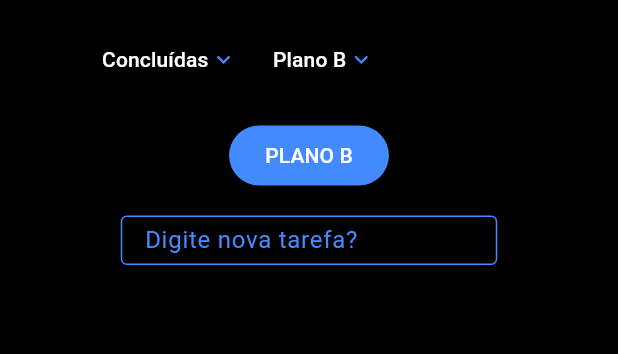
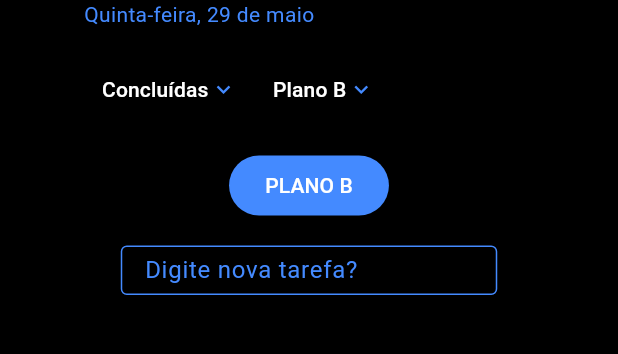
Before and after one commit to victor-nadalini/Routina, a Flutter app: the HomeScreen screen opened by its route, on a phone screen of 412 x 824 dp, the part 149-503 px from its top. Run offline on Flutter 3.47's test engine with Material 3 defaults, Android fonts, the phone set to English and light mode, and no system bars; our stand-ins replace hive, logger; accounts and stored records are empty.

Commit message:
adicionei embaixo do titulo do app a data, hora e mes atual, porem ainda não é em tempo real somente em texto

```diff
--- a/lib/screens/home_screen.dart
+++ b/lib/screens/home_screen.dart
@@ -32,12 +32,23 @@ class _HomeScreenState extends State<HomeScreen> {
             children: [
               // adicionar um subtexto com data e hora de baixo de routina
               Align(
-                alignment: Alignment.topLeft,
-                child: Text(
+                alignment: Alignment.centerLeft,
+                child: Column(
+                  mainAxisSize: MainAxisSize.min,
+                  crossAxisAlignment: CrossAxisAlignment.start,
+                  children: [
+                    Text(
                       "Routina",
                       style: TextStyle(color: Colors.blueAccent, fontSize: 30),
                     ),
+                    Text(
+                      "Quinta-feira, 29 de maio", // adicionar a data em tempo real
+                      style: TextStyle(color: Colors.blueAccent),
                     ),
+                  ],
+                ),
+              ),
+
               SizedBox(height: 16),
 
               ListView.builder(
@@ -130,7 +141,10 @@ class _HomeScreenState extends State<HomeScreen> {
                     },
                     child: Row(
                       children: [
-                    Text("Concluídas", style: TextStyle(color: Colors.white)),
+                        Text(
+                          "Concluídas",
+                          style: TextStyle(color: Colors.white),
+                        ),
                         SizedBox(width: 1),
                         Icon(
                           mostrarConcluida
@@ -138,8 +152,6 @@ class _HomeScreenState extends State<HomeScreen> {
                               : Icons.keyboard_arrow_down,
                           color: Colors.blueAccent,
                         ),
-
-
                       ],
                     ),
                   ),
@@ -161,8 +173,6 @@ class _HomeScreenState extends State<HomeScreen> {
                               : Icons.keyboard_arrow_down,
                           color: Colors.blueAccent,
                         ),
-
-
                       ],
                     ),
                   ),
```
Lines whose indentation alone changed are shown as unchanged.
